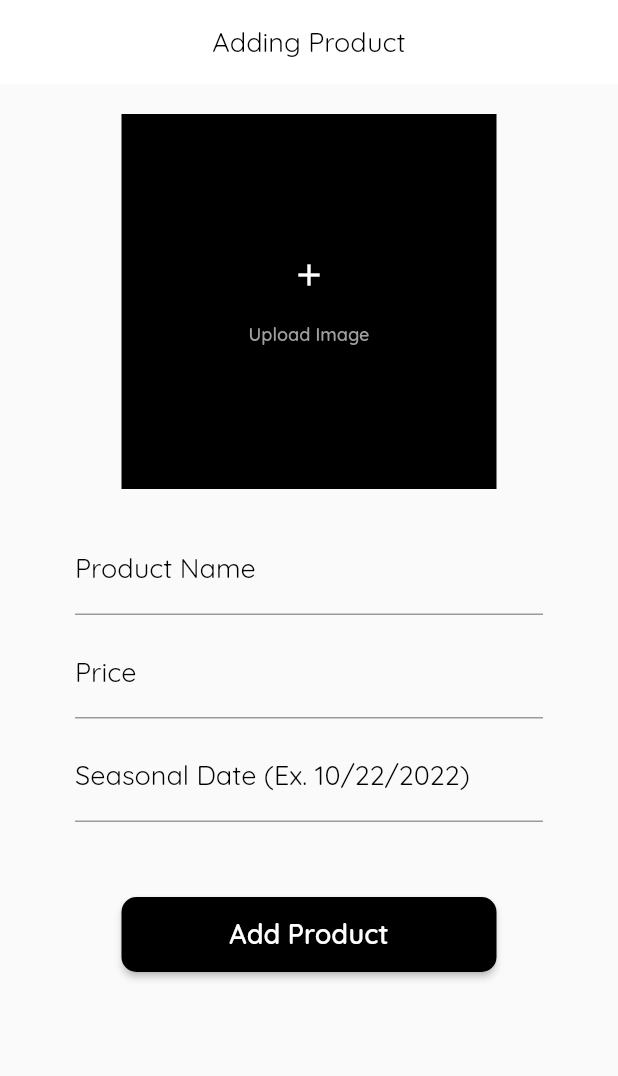
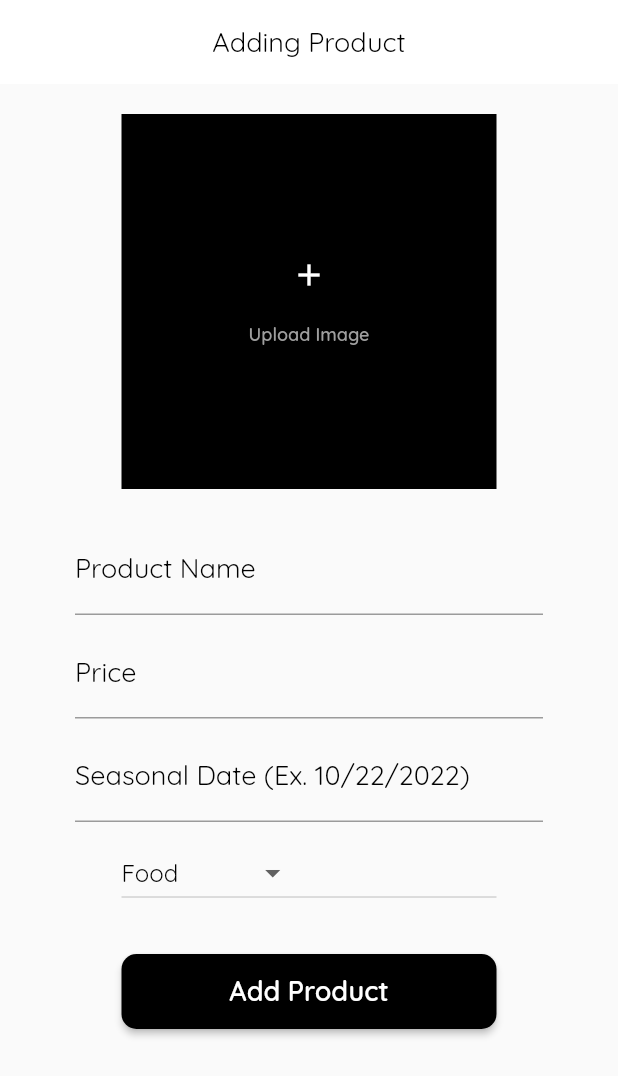
Before and after one commit to lansoyyy/turks, a Flutter app: the AddProductPage screen opened directly, on a phone screen of 412 x 824 dp. Shown: the top 1076 px of the screen. Run offline on Flutter 3.47's test engine with Material 2 defaults, Android fonts, the phone set to English and light mode, and no system bars; our stand-ins replace cloud_firestore, firebase_auth, firebase_core, firebase_storage, geocoding, geolocator and 5 more; accounts and stored records are empty.

Commit message:
added data types

```diff
--- a/lib/views/crew/add_product_page.dart
+++ b/lib/views/crew/add_product_page.dart
@@ -28,6 +28,9 @@ class _AddProductPageState extends State<AddProductPage> {
   late File imageFile;
 
   late String imageURL = '';
+
+  int dropValue = 0;
+  String type = 'Food';
 
   Future<void> uploadPicture(String inputSource) async {
     final picker = ImagePicker();
@@ -189,7 +192,7 @@ class _AddProductPageState extends State<AddProductPage> {
           //   ),
           // ),
           Padding(
-            padding: const EdgeInsets.fromLTRB(50, 5, 50, 50),
+            padding: const EdgeInsets.fromLTRB(50, 5, 50, 5),
             child: TextFormField(
               onChanged: (_input) {
                 expireData = _input;
@@ -202,6 +205,46 @@ class _AddProductPageState extends State<AddProductPage> {
               ),
             ),
           ),
+          Padding(
+              padding: const EdgeInsets.fromLTRB(10, 5, 10, 30),
+              child: SizedBox(
+                width: 250,
+                child: DropdownButton(
+                    value: dropValue,
+                    items: [
+                      DropdownMenuItem(
+                        onTap: () {
+                          setState(() {
+                            type = 'Food';
+                          });
+                        },
+                        value: 0,
+                        child: Padding(
+                          padding: const EdgeInsets.only(right: 50),
+                          child: TextRegular(
+                              text: 'Food', fontSize: 16, color: Colors.black),
+                        ),
+                      ),
+                      DropdownMenuItem(
+                        onTap: () {
+                          setState(() {
+                            type = 'Drink';
+                          });
+                        },
+                        value: 1,
+                        child: Padding(
+                          padding: const EdgeInsets.only(right: 50),
+                          child: TextRegular(
+                              text: 'Drink', fontSize: 16, color: Colors.black),
+                        ),
+                      ),
+                    ],
+                    onChanged: (value) {
+                      setState(() {
+                        dropValue = int.parse(value.toString());
+                      });
+                    }),
+              )),
           ButtonWidget(
               onPressed: () {
                 showDialog(
@@ -216,7 +259,7 @@ class _AddProductPageState extends State<AddProductPage> {
                             MaterialButton(
                               onPressed: () {
                                 postProduct(productName, imageURL, price, qty,
-                                    expireData);
+                                    expireData, type);
                                 Navigator.of(context).pop();
                                 Navigator.of(context).pop();
                               },
```
Also changed, not shown: lib/services/cloud_function/post_product.dart (+3 -7 lines).
